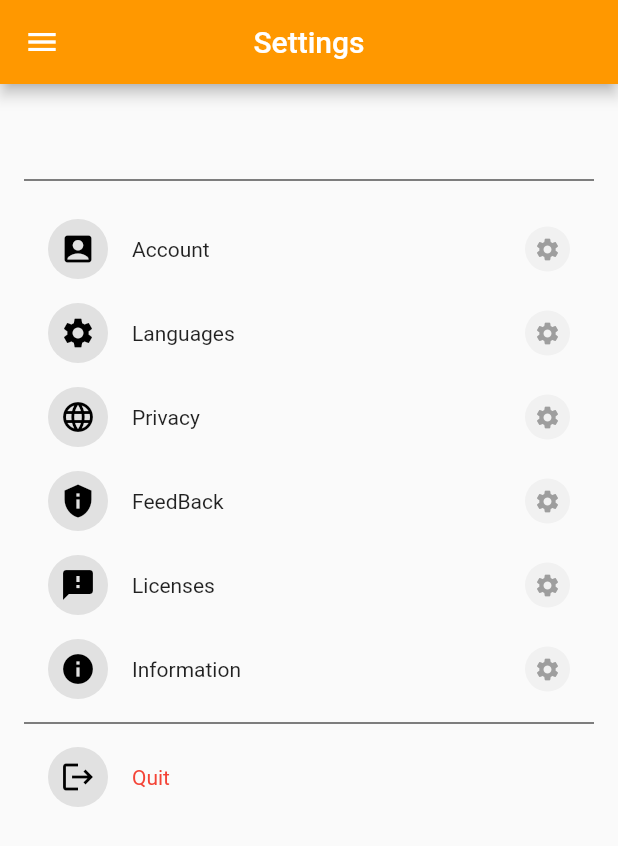
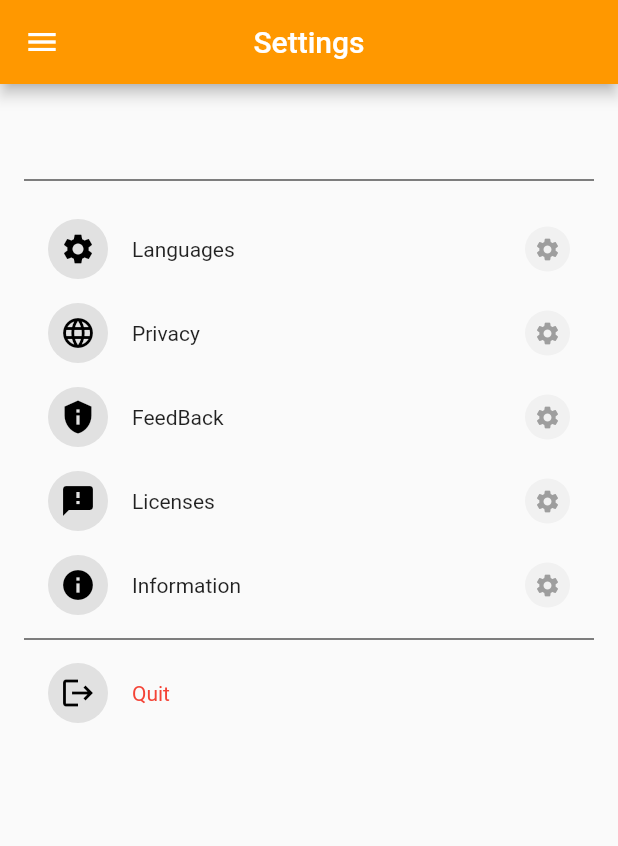
Before and after one commit to DiscoHub12/F_GymApp, a Flutter app: the SettingsPage screen opened directly, on a phone screen of 412 x 824 dp. Shown: the top 846 px of the screen. Run offline on Flutter 3.47's test engine with Material 2 defaults, Android fonts, the phone set to English and light mode, and no system bars; our stand-ins replace hive, hive_flutter, image_picker; accounts and stored records are empty.

Commit message:
[REFINE] Settings Page

```diff
--- a/lib/applications/Pages/settings_pages/settings_pages.dart
+++ b/lib/applications/Pages/settings_pages/settings_pages.dart
@@ -1,7 +1,6 @@
 import 'package:flutter/material.dart';
 // ignore: library_prefixes
 import '../../Utils/drawer.dart' as Drawer;
-import '../account_pages/account_pages.dart';
 import 'settings_widget.dart';
 
 class SettingsPage extends StatefulWidget {
@@ -26,7 +25,6 @@ class _MySettingsPage extends State<SettingsPage> {
           padding: const EdgeInsets.all(16),
           child: Column(
             children: [
-
               const SizedBox(
                 height: 40,
               ),
@@ -36,13 +34,6 @@ class _MySettingsPage extends State<SettingsPage> {
               const SizedBox(
                 height: 10,
               ),
-              SettingsMenuWidget(
-                  title: 'Account',
-                  icon: Icons.account_box_rounded,
-                  onPress: () {
-                    Navigator.of(context).push(MaterialPageRoute(
-                        builder: (context) => const AccountPage()));
-                  }),
               SettingsMenuWidget(
                   title: 'Languages', icon: Icons.settings, onPress: () {}),
               SettingsMenuWidget(
```
